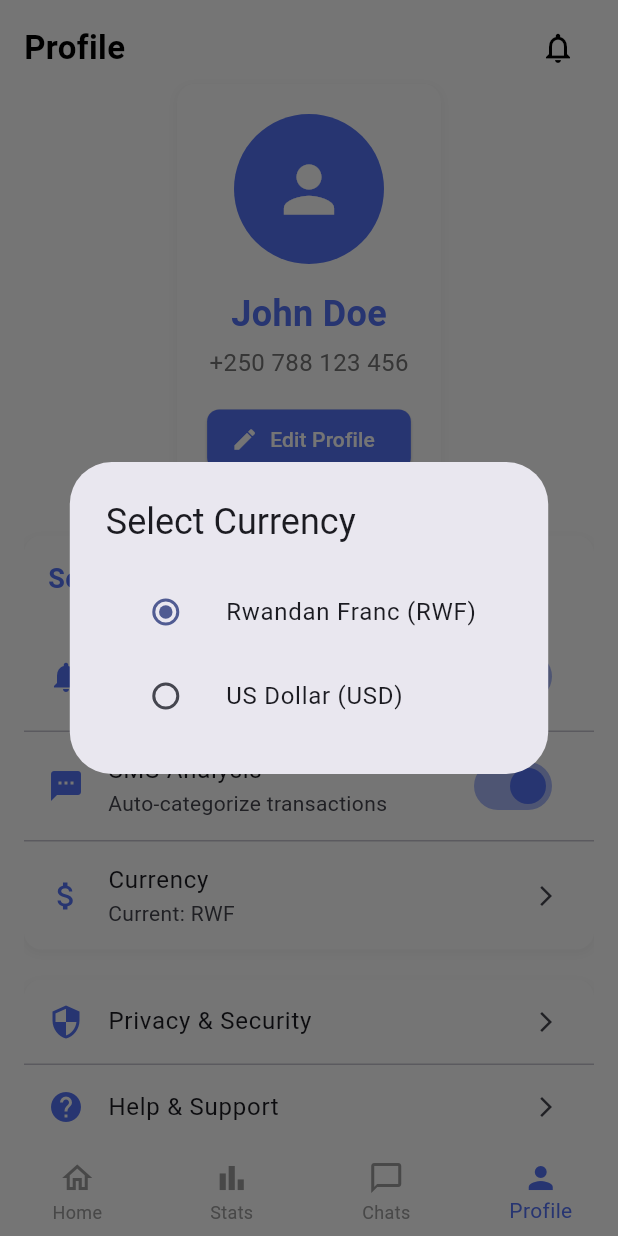
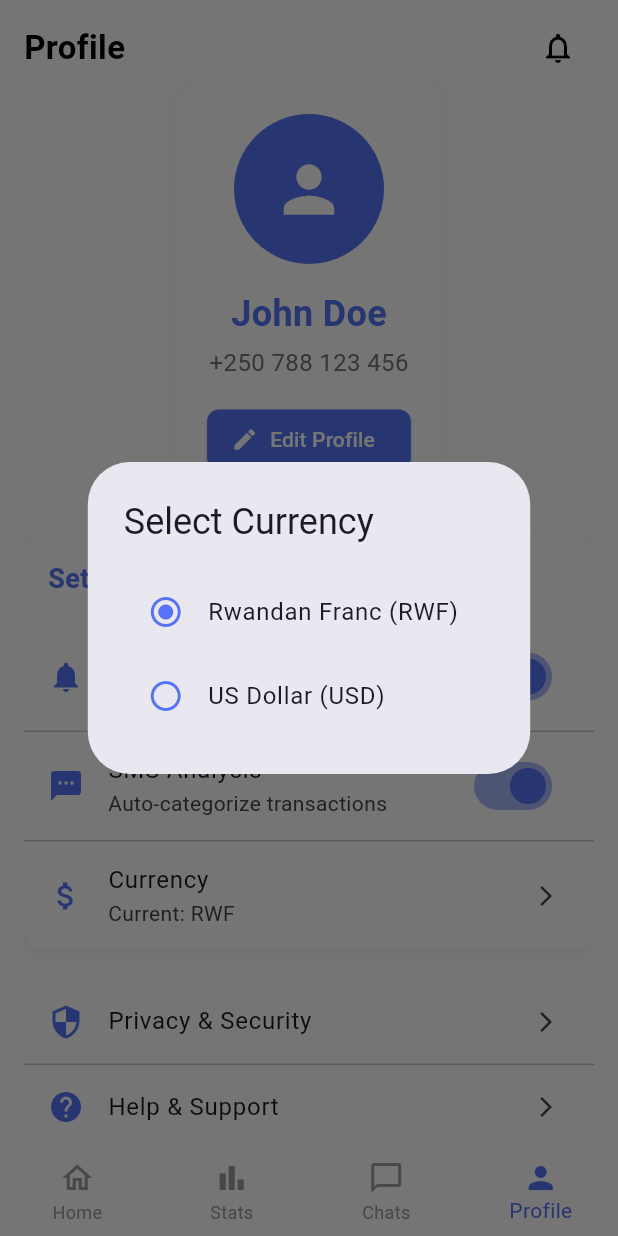
Before and after one commit to didierdrin/debtdude, a Flutter app: the HomeScreen screen opened directly, item 4 of the bottom bar chosen, after a tap on "Currency", on a phone screen of 412 x 824 dp. Run offline on Flutter 3.47's test engine with Material 3 defaults, Android fonts, the phone set to English and light mode, and no system bars; our stand-ins replace cloud_firestore, firebase_auth, firebase_core, flutter_bloc, permission_handler; missing offline and left inert: flutter_sms_inbox; accounts and stored records are empty.

Commit message:
Fix final Flutter warnings - const constructors and deprecated Radio widgets

```diff
--- a/lib/screens/home_screen.dart
+++ b/lib/screens/home_screen.dart
@@ -29,8 +29,8 @@ class _HomeScreenState extends State<HomeScreen> {
     return Scaffold(
       body: _screens[_currentIndex],
       bottomNavigationBar: Container(
-        decoration: BoxDecoration(
-          borderRadius: const BorderRadius.only(
+        decoration: const BoxDecoration(
+          borderRadius: BorderRadius.only(
             topLeft: Radius.circular(8),
             topRight: Radius.circular(8),
           ),
--- a/lib/screens/profile_screen.dart
+++ b/lib/screens/profile_screen.dart
@@ -293,15 +293,9 @@ class _ProfileScreenState extends State<ProfileScreen> {
             children: [
               ListTile(
                 title: const Text('Rwandan Franc (RWF)'),
-                leading: Radio<String>(
-                  value: 'RWF',
-                  groupValue: _selectedCurrency,
-                  onChanged: (value) {
-                    setState(() {
-                      _selectedCurrency = value!;
-                    });
-                    Navigator.pop(context);
-                  },
+                leading: Icon(
+                  _selectedCurrency == 'RWF' ? Icons.radio_button_checked : Icons.radio_button_unchecked,
+                  color: const Color(0xFF5573F6),
                 ),
                 onTap: () {
                   setState(() {
@@ -312,15 +306,9 @@ class _ProfileScreenState extends State<ProfileScreen> {
               ),
               ListTile(
                 title: const Text('US Dollar (USD)'),
-                leading: Radio<String>(
-                  value: 'USD',
-                  groupValue: _selectedCurrency,
-                  onChanged: (value) {
-                    setState(() {
-                      _selectedCurrency = value!;
-                    });
-                    Navigator.pop(context);
-                  },
+                leading: Icon(
+                  _selectedCurrency == 'USD' ? Icons.radio_button_checked : Icons.radio_button_unchecked,
+                  color: const Color(0xFF5573F6),
                 ),
                 onTap: () {
                   setState(() {
```
Also changed, not shown: lib/screens/notifications_screen.dart (+4 -4 lines).
